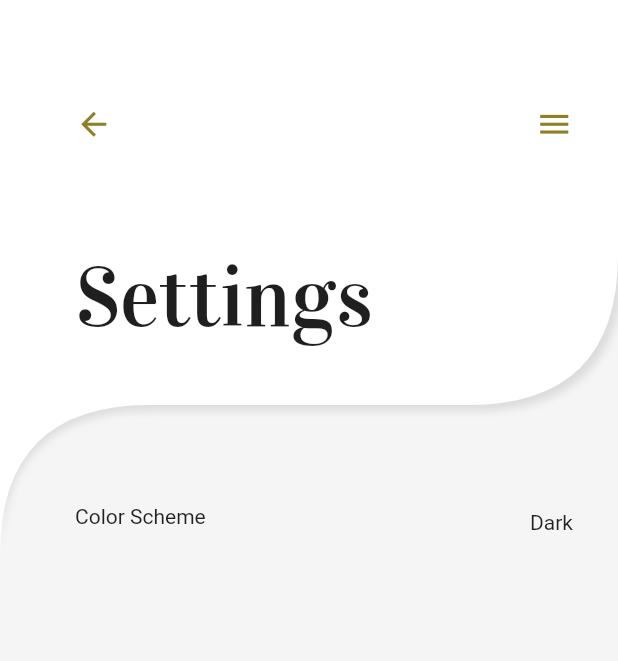
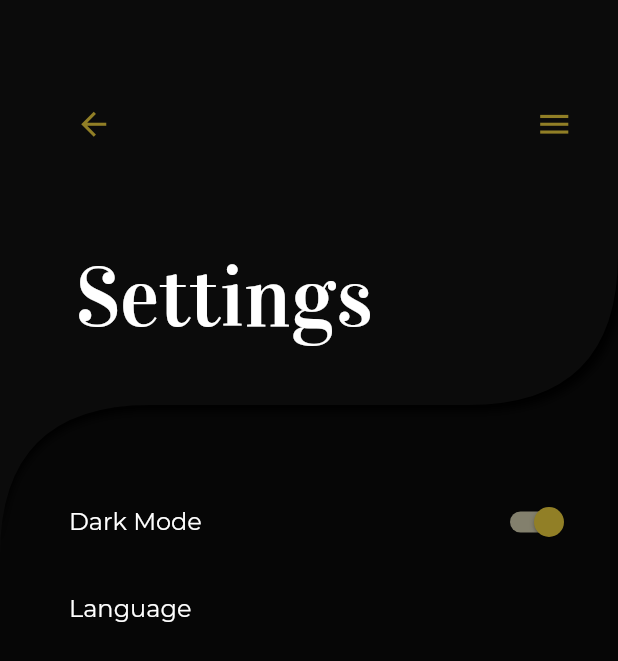
Before and after one commit to JonathanRhein/prayer_app_getx, a Flutter app: the screen it shows after launch, on a phone screen of 412 x 824 dp. Shown: the top 661 px of the screen. Run offline on Flutter 3.47's test engine with Material 2 defaults, Android fonts, the phone set to English and light mode, and no system bars; our stand-ins replace get, get_storage.

Commit message:
half working theme change (status bat still needs fixing) before major change of language controll

```diff
--- a/lib/controller/settings_ctl.dart
+++ b/lib/controller/settings_ctl.dart
@@ -1,18 +1,7 @@
 import 'package:flutter/material.dart';
 import 'package:get/get.dart';
-import 'package:prayer_app_getx/utils/styles/dark_theme.dart';
-import 'package:prayer_app_getx/utils/styles/light_theme.dart';
+
 
 class SettingsController extends GetxController {
-  String currentTheme = Get.isDarkMode ? 'light' : 'dark';
 
-  changeTheme() {
-    if (Get.isDarkMode) {
-      currentTheme = 'dark';
-      Get.changeTheme(lightTheme());
-    } else {
-      currentTheme = 'light';
-      Get.changeTheme(darkTheme());
-    }
-  }
 }
--- a/lib/main.dart
+++ b/lib/main.dart
@@ -3,8 +3,7 @@ import 'package:get/get.dart';
 import 'package:get_storage/get_storage.dart';
 import 'package:prayer_app_getx/services/theme_srvc.dart';
 import 'package:prayer_app_getx/utils/i18n/translations.dart';
-import 'package:prayer_app_getx/utils/styles/dark_theme.dart';
-import 'package:prayer_app_getx/utils/styles/light_theme.dart';
+import 'package:prayer_app_getx/utils/styles/themes.dart';
 import 'package:prayer_app_getx/views/agpeya_hours_vw.dart';
 import 'package:prayer_app_getx/views/home_vw.dart';
 import 'package:prayer_app_getx/views/settings_vw.dart';
@@ -21,8 +20,8 @@ class PrayerApp extends StatelessWidget {
       translations: PATranslations(),
       locale: Get.deviceLocale,
       fallbackLocale: Locale('en', 'US'),
-      theme: lightTheme(),
-      darkTheme: darkTheme(),
+      theme: Themes.light,
+      darkTheme: Themes.dark,
       themeMode: ThemeService().theme,
       debugShowCheckedModeBanner: false,
       getPages: [
--- a/lib/services/theme_srvc.dart
+++ b/lib/services/theme_srvc.dart
@@ -9,8 +9,12 @@ class ThemeService {
   /// Get isDarkMode info from local storage and return ThemeMode
   ThemeMode get theme => _loadThemeFromBox() ? ThemeMode.dark : ThemeMode.light;
 
+  /// Get info about light or dark mode in boolean representation
+  bool get isLightMode => _loadThemeFromBox();
+
   /// Load isDArkMode from local storage and if it's empty, returns false (that means default theme is light)
-  bool _loadThemeFromBox() => _box.read(_key) ?? false;
+  bool _loadThemeFromBox() =>
+      _box.read(_key) ?? ThemeMode.system != ThemeMode.light;
 
   /// Save isDarkMode to local storage
   _saveThemeToBox(bool isDarkMode) => _box.write(_key, isDarkMode);
--- a/lib/shared_widgets/app_bar_vw.dart
+++ b/lib/shared_widgets/app_bar_vw.dart
@@ -12,11 +12,11 @@ class AppBarView extends StatelessWidget {
   Widget build(BuildContext context) {
     return Container(
       decoration: ShapeDecoration(
-        color: Theme.of(context).primaryColor,
+        color: context.theme.primaryColor,
         shape: AppBarBackground(),
         shadows: [
           BoxShadow(
-            color: Theme.of(context).shadowColor,
+            color: context.theme.shadowColor,
             blurRadius: 4.0,
             spreadRadius: 2.0,
           ),
@@ -50,7 +50,7 @@ class AppBarView extends StatelessWidget {
               fit: BoxFit.fitWidth,
                         child: Text(
                 title,
-                style: Theme.of(context).textTheme.headline1,
+                style: context.textTheme.headline1,
               ),
             ),
           ],
--- a/lib/shared_widgets/end_drawer_vw.dart
+++ b/lib/shared_widgets/end_drawer_vw.dart
@@ -9,7 +9,7 @@ class EndDrawerView extends StatelessWidget {
         padding: EdgeInsets.zero,
         children: <Widget>[
           DrawerHeader(
-            decoration: BoxDecoration(color: Theme.of(context).accentColor),
+            decoration: BoxDecoration(color: context.theme.accentColor),
             child: Container()
           ),
           ListTile(
--- a/lib/utils/i18n/de_DE.dart
+++ b/lib/utils/i18n/de_DE.dart
@@ -3,8 +3,7 @@ class DeDETranslations {
     'title': 'Gebete',
     'agpeya': 'Agpeya',
     'settings': 'Einstellungen',
-    'color_scheme': 'Farbschema',
-    'light': 'Hell',
-    'dark': 'Dunkel'
+    'dark_mode': 'Dunkelmodus',
+    'language': 'Sprache'
     };
 }
--- a/lib/utils/i18n/en_US.dart
+++ b/lib/utils/i18n/en_US.dart
@@ -3,8 +3,7 @@ class EnUSTranslations {
     'title': 'Prayers',
     'agpeya': 'Agpeya',
     'settings': 'Settings',
-    'color_scheme': 'Color Scheme',
-    'light': 'Light',
-    'dark': 'Dark'
+    'dark_mode': 'Dark Mode',
+    'language': 'Language'
     };
 }
--- a/lib/utils/styles/dark_theme.dart
+++ /dev/null
@@ -1,61 +0,0 @@
-import 'package:flutter/material.dart';
-import 'package:prayer_app_getx/utils/styles/shared_styles.dart';
-
-ThemeData darkTheme() {
-
-  final ThemeData darkTheme = ThemeData.dark();
-
-  // Use below color definitions to change colors that apply to more than one property of ThemeData
-  final Color _mainTextColor = Color(0xFFFFFFFF);
-  final Color _mainAccentColor = Color(0xFF917f26);
-
-
-  // Define everything text related here
-  TextTheme _textTheme(TextTheme base) {
-
-    return base.copyWith(
-        headline1: base.headline1.copyWith(
-          fontFamily: SharedStyles.fontFamilyHeadline1,
-          fontSize: SharedStyles.fontSizeHeadline1,
-          color: _mainTextColor,
-        ),
-        bodyText1: base.bodyText1.copyWith(
-          fontFamily: SharedStyles.fontFamilyBodyText1,
-          fontSize: SharedStyles.fontSizeBodyText1,
-          color: _mainTextColor,
-        ));
-  }
-
-  return darkTheme.copyWith(
-
-      // The text theme for fonts
-      textTheme: _textTheme(darkTheme.textTheme),
-
-      // The foreground color for widgets (knobs, text, overscroll edge effect, etc).
-      accentColor: _mainAccentColor,
-
-      // The background color for major parts of the app (toolbars, tab bars, etc)
-      primaryColor: Color(0xFF0B0B0B),
-
-
-      // A color that contrasts with the primaryColor, e.g. used as the remaining part of a progress bar.
-      backgroundColor: Color(0xFFFFFFFF),
-
-      // The color that the Material widget uses to draw elevation shadows.
-      shadowColor: Color(0xFF000000),
-
-      // The default color of the Material that underlies the Scaffold. The background color for a typical material app or a page within the app.
-      scaffoldBackgroundColor: Color(0xFF060606),
-
-      iconTheme: IconThemeData(
-        color: _mainAccentColor,
-        size: 25.0,
-      ),
-
-      textButtonTheme: TextButtonThemeData(
-          style: ButtonStyle(
-              overlayColor: MaterialStateProperty.resolveWith(
-                  (state) => Color(0xFF221C01)),
-              foregroundColor: MaterialStateProperty.resolveWith(
-                  (state) => _mainAccentColor))));
-}
--- a/lib/utils/styles/light_theme.dart
+++ /dev/null
@@ -1,59 +0,0 @@
-import 'package:flutter/material.dart';
-import 'package:prayer_app_getx/utils/styles/shared_styles.dart';
-
-ThemeData lightTheme() {
-
-  final ThemeData lightTheme = ThemeData.light();
-
-  // Use below color definitions to change colors that apply to more than one property of ThemeData
-  final Color _mainTextColor = Color(0xFF1F1F1F);
-  final Color _mainAccentColor = Color(0xFF917f26);
-
-
-  // Define everything text related here
-  TextTheme _textTheme(TextTheme base) {
-    return base.copyWith(
-        headline1: base.headline1.copyWith(
-          fontFamily: SharedStyles.fontFamilyHeadline1,
-          fontSize: SharedStyles.fontSizeHeadline1,
-          color: _mainTextColor,
-        ),
-        bodyText1: base.bodyText1.copyWith(
-          fontFamily: SharedStyles.fontFamilyBodyText1,
-          fontSize: SharedStyles.fontSizeBodyText1,
-          color: _mainTextColor,
-        ));
-  }
-
-  return lightTheme.copyWith(
-
-      // The text theme for fonts
-      textTheme: _textTheme(lightTheme.textTheme),
-
-      // The foreground color for widgets (knobs, text, overscroll edge effect, etc).
-      accentColor: _mainAccentColor,
-
-      // The background color for major parts of the app (toolbars, tab bars, etc)
-      primaryColor: Color(0xFFFFFFFF),
-
-      // A color that contrasts with the primaryColor, e.g. used as the remaining part of a progress bar.
-      backgroundColor: Color(0xFF000000),
-
-      // The color that the Material widget uses to draw elevation shadows.
-      shadowColor: Color(0xFFDCDCDC),
-
-      // The default color of the Material that underlies the Scaffold. The background color for a typical material app or a page within the app.
-      scaffoldBackgroundColor: Color(0xFFF5F5F5),
-
-      iconTheme: IconThemeData(
-        color: _mainAccentColor,
-        size: 25.0,
-      ),
-
-      textButtonTheme: TextButtonThemeData(
-          style: ButtonStyle(
-              overlayColor: MaterialStateProperty.resolveWith(
-                  (state) => Color(0xFFE9E2BD)),
-              foregroundColor: MaterialStateProperty.resolveWith(
-                  (state) => _mainAccentColor))));
-}
--- /dev/null
+++ b/lib/utils/styles/themes.dart
@@ -0,0 +1,124 @@
+import 'package:flutter/material.dart';
+import 'package:prayer_app_getx/utils/styles/shared_styles.dart';
+
+class Themes {
+  static final light = lightTheme();
+  static final dark = darkTheme();
+}
+
+ThemeData lightTheme() {
+  final ThemeData lightTheme = ThemeData.light();
+
+  // Use below color definitions to change colors that apply to more than one property of ThemeData
+  final Color _mainTextColor = Color(0xFF1F1F1F);
+  final Color _mainAccentColor = Color(0xFF917f26);
+
+  // Define everything text related here
+  TextTheme _textTheme(TextTheme base) {
+    return base.copyWith(
+        headline1: base.headline1.copyWith(
+          fontFamily: SharedStyles.fontFamilyHeadline1,
+          fontSize: SharedStyles.fontSizeHeadline1,
+          color: _mainTextColor,
+        ),
+        bodyText1: base.bodyText1.copyWith(
+          fontFamily: SharedStyles.fontFamilyBodyText1,
+          fontSize: SharedStyles.fontSizeBodyText1,
+          color: _mainTextColor,
+        ));
+  }
+
+  return lightTheme.copyWith(
+
+      // The text theme for fonts
+      textTheme: _textTheme(lightTheme.textTheme),
+
+      // The foreground color for widgets (knobs, text, overscroll edge effect, etc).
+      accentColor: _mainAccentColor,
+
+      // The background color for major parts of the app (toolbars, tab bars, etc)
+      primaryColor: Color(0xFFFFFFFF),
+
+      // A color that contrasts with the primaryColor, e.g. used as the remaining part of a progress bar.
+      backgroundColor: Color(0xFF000000),
+
+      // The color that the Material widget uses to draw elevation shadows.
+      shadowColor: Color(0xFFDCDCDC),
+
+      // The default color of the Material that underlies the Scaffold. The background color for a typical material app or a page within the app.
+      scaffoldBackgroundColor: Color(0xFFF5F5F5),
+      iconTheme: IconThemeData(
+        color: _mainAccentColor,
+        size: 25.0,
+      ),
+      switchTheme: SwitchThemeData(
+        thumbColor:
+            MaterialStateProperty.resolveWith((states) => _mainAccentColor),
+      ),
+      textButtonTheme: TextButtonThemeData(
+          style: ButtonStyle(
+              overlayColor: MaterialStateProperty.resolveWith(
+                  (state) => Color(0xFFE9E2BD)),
+              foregroundColor: MaterialStateProperty.resolveWith(
+                  (state) => _mainAccentColor))));
+}
+
+ThemeData darkTheme() {
+  final ThemeData darkTheme = ThemeData.dark();
+
+  // Use below color definitions to change colors that apply to more than one property of ThemeData
+  final Color _mainTextColor = Color(0xFFFFFFFF);
+  final Color _mainAccentColor = Color(0xFF917f26);
+  final Color _mainAccentColorHue = Color(0xFF83806D);
+
+  // Define everything text related here
+  TextTheme _textTheme(TextTheme base) {
+    return base.copyWith(
+        headline1: base.headline1.copyWith(
+          fontFamily: SharedStyles.fontFamilyHeadline1,
+          fontSize: SharedStyles.fontSizeHeadline1,
+          color: _mainTextColor,
+        ),
+        bodyText1: base.bodyText1.copyWith(
+          fontFamily: SharedStyles.fontFamilyBodyText1,
+          fontSize: SharedStyles.fontSizeBodyText1,
+          color: _mainTextColor,
+        ));
+  }
+
+  return darkTheme.copyWith(
+
+      // The text theme for fonts
+      textTheme: _textTheme(darkTheme.textTheme),
+
+      // The foreground color for widgets (knobs, text, overscroll edge effect, etc).
+      accentColor: _mainAccentColor,
+
+      // The background color for major parts of the app (toolbars, tab bars, etc)
+      primaryColor: Color(0xFF0B0B0B),
+
+      // A color that contrasts with the primaryColor, e.g. used as the remaining part of a progress bar.
+      backgroundColor: Color(0xFFFFFFFF),
+
+      // The color that the Material widget uses to draw elevation shadows.
+      shadowColor: Color(0xFF000000),
+
+      // The default color of the Material that underlies the Scaffold. The background color for a typical material app or a page within the app.
+      scaffoldBackgroundColor: Color(0xFF060606),
+      iconTheme: IconThemeData(
+        color: _mainAccentColor,
+        size: 25.0,
+      ),
+      switchTheme: SwitchThemeData(
+        thumbColor:
+            MaterialStateProperty.resolveWith((states) => _mainAccentColor),
+        trackColor:
+            MaterialStateProperty.resolveWith((states) => _mainAccentColorHue),
+      ),
+      textButtonTheme: TextButtonThemeData(
+          style: ButtonStyle(
+              overlayColor: MaterialStateProperty.resolveWith(
+                  (state) => Color(0xFF221C01)),
+              foregroundColor: MaterialStateProperty.resolveWith(
+                  (state) => _mainAccentColor))));
+}
--- a/lib/views/home_vw.dart
+++ b/lib/views/home_vw.dart
@@ -1,7 +1,5 @@
 import 'package:flutter/material.dart';
 import 'package:prayer_app_getx/shared_widgets/end_drawer_vw.dart';
-import 'package:prayer_app_getx/utils/styles/dark_theme.dart';
-import 'package:prayer_app_getx/utils/styles/light_theme.dart';
 import 'package:prayer_app_getx/shared_widgets/app_bar_vw.dart';
 import 'package:get/get.dart';
 
@@ -14,7 +12,6 @@ class HomeView extends StatelessWidget {
           crossAxisAlignment: CrossAxisAlignment.stretch,
           children: [
             AppBarView(title: 'title'.tr, hasBackButton: false),
-            TextButton(onPressed: () => {Get.changeTheme(Get.isDarkMode? lightTheme(): darkTheme())}, child: Text('Change'))
           ],
         ));
   }
--- a/lib/views/settings_vw.dart
+++ b/lib/views/settings_vw.dart
@@ -1,8 +1,7 @@
 import 'package:flutter/material.dart';
 import 'package:prayer_app_getx/controller/settings_ctl.dart';
+import 'package:prayer_app_getx/services/theme_srvc.dart';
 import 'package:prayer_app_getx/shared_widgets/end_drawer_vw.dart';
-import 'package:prayer_app_getx/utils/styles/dark_theme.dart';
-import 'package:prayer_app_getx/utils/styles/light_theme.dart';
 import 'package:prayer_app_getx/shared_widgets/app_bar_vw.dart';
 import 'package:get/get.dart';
 
@@ -16,22 +15,26 @@ class SettingsView extends StatelessWidget {
         body: Stack(
           children: [
             ListView(
-                itemExtent: 50,
-                padding: EdgeInsets.only(top: 320),
-                children: <Widget>[
-                  Center(
-                    child: ListTile(
-                      contentPadding: EdgeInsets.only(left: 50, right: 30),
-                      onTap: () => _settingsController.changeTheme(),
-                      leading: Text('color_scheme'.tr),
-                      trailing: Text(_settingsController.currentTheme.tr)
-                    ),
-                  ),
-                ],
-              ),
+              itemExtent: 60,
+              padding: EdgeInsets.only(top: 320, left: 30, right: 10),
+              children: <Widget>[
+                SwitchListTile(
+                    value: ThemeService().isLightMode,
+                    onChanged: (_) => ThemeService().switchTheme(),
+                    title: Text(
+                      'dark_mode'.tr,
+                      style: context.textTheme.bodyText1,
+                    )),
+                ListTile(
+                  onTap: () =>
+                      Get.updateLocale(Locale('de', 'DE')),
+                  leading:
+                      Text('language'.tr, style: context.textTheme.bodyText1),
+                ),
+              ],
+            ),
             AppBarView(title: 'settings'.tr, hasBackButton: true),
           ],
-
         ));
   }
 }
```
Also changed, not shown: 3 other files.
